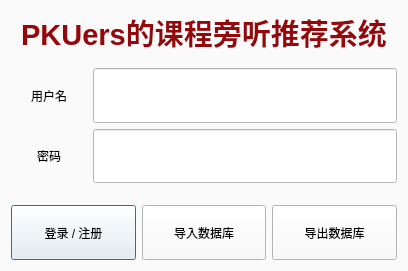
Before: the Qt Designer form PKUCourseRadar/loginwindow.ui in DynamicCast03/PKUCourseRadar, drawn with Qt 5.
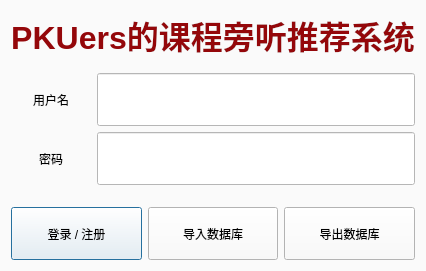
After: the same form once the commit is applied. Custom widgets are drawn as their Qt base class.

Commit message: 界面label修改（2）

```diff
--- a/PKUCourseRadar/loginwindow.ui
+++ b/PKUCourseRadar/loginwindow.ui
@@ -27,16 +27,22 @@
      </property>
      <property name="font">
       <font>
-       <pointsize>13</pointsize>
+       <pointsize>24</pointsize>
        <bold>true</bold>
       </font>
      </property>
+     <property name="styleSheet">
+      <string notr="true">color: #94070a;</string>
+     </property>
      <property name="text">
-      <string>&lt;html&gt;&lt;head/&gt;&lt;body&gt;&lt;p align=&quot;center&quot;&gt;&lt;span style=&quot; font-size:22pt; color:#94070a;&quot;&gt;PKUers的课程旁听推荐系统&lt;/span&gt;&lt;/p&gt;&lt;/body&gt;&lt;/html&gt;</string>
+      <string>PKUers的课程旁听推荐系统</string>
      </property>
      <property name="textFormat">
       <enum>Qt::TextFormat::AutoText</enum>
      </property>
+     <property name="alignment">
+      <set>Qt::AlignmentFlag::AlignCenter</set>
+     </property>
     </widget>
    </item>
    <item>
```
The commit also changes 3 other files.
